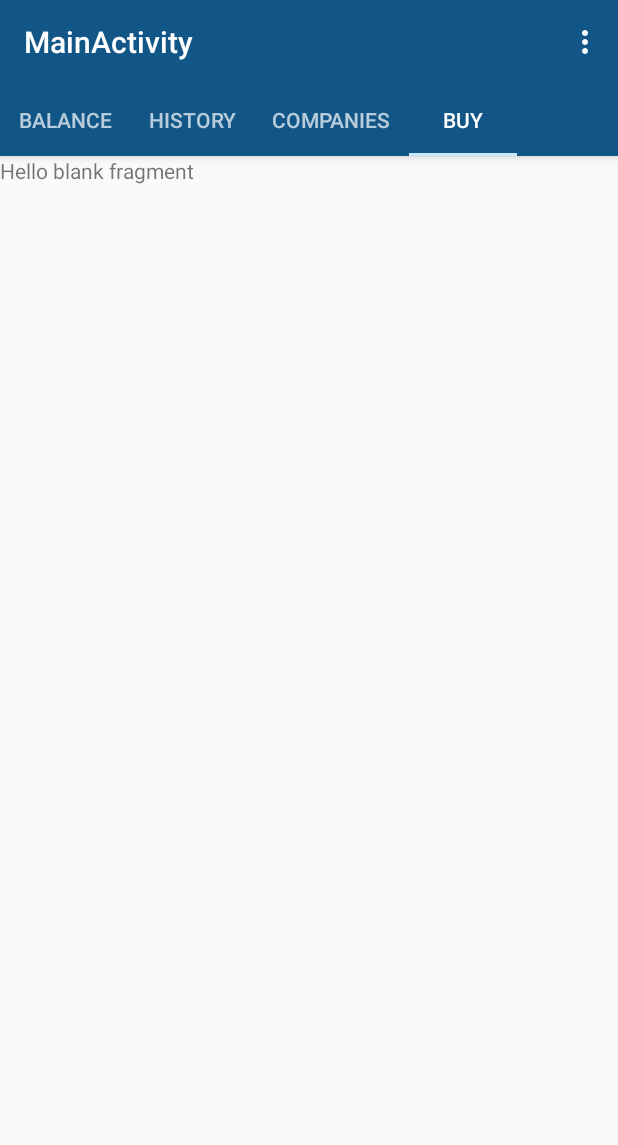
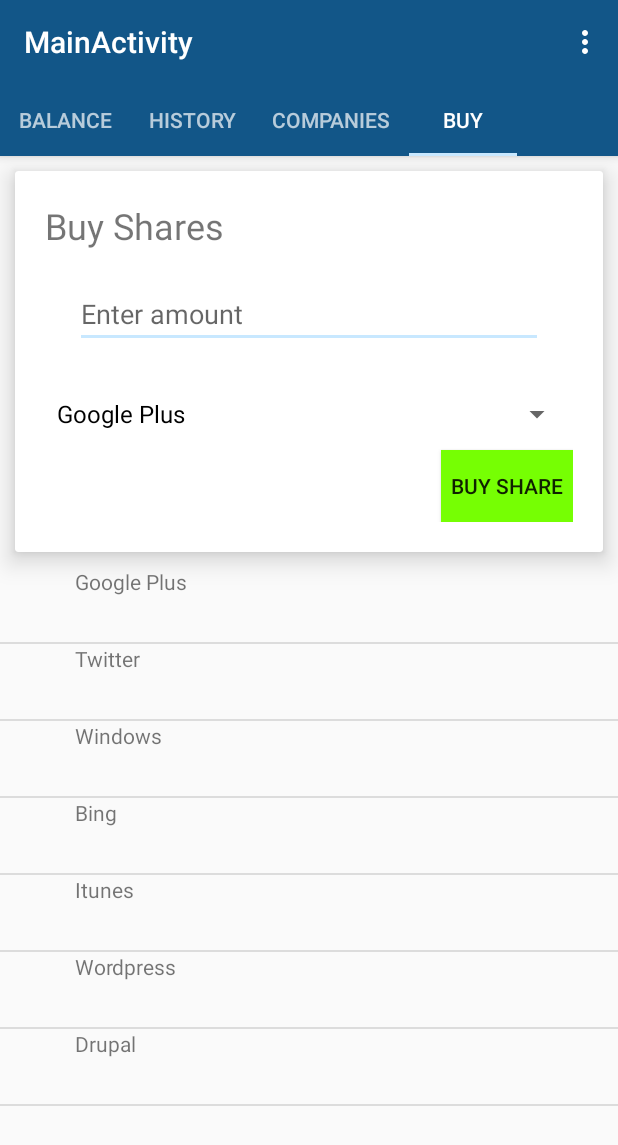
Before and after one commit to shreyas-srp/BullStock_final, an Android app: the Balance screen opened directly, with no data from a screen before it, tab 4 chosen, on a phone screen of 412 x 824 dp. Shown: the top 1145 px of the screen. Run offline under Robolectric (Android 15) with nearby library versions, the phone set to English and light mode, and no system bars; 5 statements that could not run were skipped.

Commit message:
will change

```diff
--- a/app/build.gradle
+++ b/app/build.gradle
@@ -1,6 +1,7 @@
 apply plugin: 'com.android.application'
 
 android {
+    useLibrary 'org.apache.http.legacy'
     compileSdkVersion 23
     buildToolsVersion "23.0.1"
 
@@ -22,9 +23,14 @@ android {
 dependencies {
     compile fileTree(dir: 'libs', include: ['*.jar'])
     testCompile 'junit:junit:4.12'
+    compile 'com.android.support:cardview-v7:23.1.0'
     compile 'com.android.support:appcompat-v7:23.1.1'
     compile 'com.android.support:design:23.1.1'
     compile 'com.android.support:support-v4:23.1.1'
     compile 'com.parse.bolts:bolts-android:1.+'
     compile 'com.parse:parse-android:1.+'
+    compile 'com.android.support:recyclerview-v7:23.1.0'
+    compile 'com.beardedhen:androidbootstrap:2.0.1'
+    compile 'org.apache.httpcomponents:httpcore:4.4.1'
+    compile 'org.apache.httpcomponents:httpclient:4.5'
 }
--- a/app/src/main/java/bullstock/com/bullstock/Balance.java
+++ b/app/src/main/java/bullstock/com/bullstock/Balance.java
@@ -1,11 +1,25 @@
 package bullstock.com.bullstock;
 
 
+import android.app.Activity;
 import android.os.Bundle;
 import android.support.v4.app.Fragment;
 import android.view.LayoutInflater;
 import android.view.View;
 import android.view.ViewGroup;
+import android.widget.AdapterView;
+import android.widget.ArrayAdapter;
+import android.widget.ImageView;
+import android.widget.ListView;
+import android.widget.TextView;
+import android.widget.Toast;
+
+import com.github.mikephil.charting.charts.BarChart;
+import com.github.mikephil.charting.data.BarData;
+import com.github.mikephil.charting.data.BarDataSet;
+import com.github.mikephil.charting.data.BarEntry;
+
+import java.util.ArrayList;
 
 
 /**
@@ -23,7 +37,95 @@ public class Balance extends Fragment {
     public View onCreateView(LayoutInflater inflater, ViewGroup container,
                              Bundle savedInstanceState) {
         // Inflate the layout for this fragment
-        return inflater.inflate(R.layout.fragment_balance, container, false);
+
+
+
+        ArrayList<BarEntry> entries = new ArrayList<>();
+        entries.add(new BarEntry(4f, 0));
+        entries.add(new BarEntry(8f, 1));
+        entries.add(new BarEntry(6f, 2));
+        entries.add(new BarEntry(12f, 3));
+        entries.add(new BarEntry(18f, 4));
+        entries.add(new BarEntry(9f, 5));
+
+        BarDataSet dataset = new BarDataSet(entries, "# of Calls");
+
+        ArrayList<String> labels = new ArrayList<String>();
+        labels.add("January");
+        labels.add("February");
+        labels.add("March");
+        labels.add("April");
+        labels.add("May");
+        labels.add("June");
+
+
+        View rootview = inflater.inflate(R.layout.fragment_balance, container, false);
+
+        BarChart chart = (BarChart)rootview.findViewById(R.id.barchart);
+
+        BarData data = new BarData(labels, dataset);
+        chart.setData(data);
+
+        final String[] web = {
+                "Google Plus",
+                "Twitter",
+                "Windows",
+                "Bing",
+                "Itunes",
+                "Wordpress",
+                "Drupal"
+        } ;
+
+        int[] imageId = {
+                1,2,3,4,5,6,7
+        } ;
+
+        CustomList_balance adapter = new
+                CustomList_balance(getActivity(), web, imageId);
+        ListView list=(ListView)rootview.findViewById(R.id.list_balance);
+        list.setAdapter(adapter);
+        list.setOnItemClickListener(new AdapterView.OnItemClickListener() {
+
+            @Override
+            public void onItemClick(AdapterView<?> parent, View view,
+                                    int position, long id) {
+                Toast.makeText(getContext(), "You Clicked at " +web[+ position], Toast.LENGTH_SHORT).show();
+
+            }
+        });
+
+
+
+        return rootview;
     }
 
 }
+
+class CustomList_balance extends ArrayAdapter<String> {
+
+    private final Activity context;
+    private final String[] web;
+    private final int[] imageId;
+    public CustomList_balance(Activity context,
+                          String[] web, int[] imageId) {
+        super(context, R.layout.listview_companies, web);
+
+        this.context = context;
+        this.web = web;
+        this.imageId = imageId;
+
+    }
+    @Override
+    public View getView(int position, View view, ViewGroup parent) {
+
+        LayoutInflater inflater = context.getLayoutInflater();
+        View rowView= inflater.inflate(R.layout.listview_companies, null, true);
+        TextView txtTitle = (TextView) rowView.findViewById(R.id.txt);
+
+        ImageView imageView = (ImageView) rowView.findViewById(R.id.img);
+        txtTitle.setText(web[position]);
+
+        //imageView.setImageResource(imageId[position]);
+        return rowView;
+    }
+}
--- a/app/src/main/java/bullstock/com/bullstock/History.java
+++ b/app/src/main/java/bullstock/com/bullstock/History.java
@@ -7,12 +7,21 @@ import android.view.LayoutInflater;
 import android.view.View;
 import android.view.ViewGroup;
 
+import com.github.mikephil.charting.charts.PieChart;
+import com.github.mikephil.charting.data.Entry;
+import com.github.mikephil.charting.data.PieData;
+import com.github.mikephil.charting.data.PieDataSet;
+import com.github.mikephil.charting.utils.ColorTemplate;
+
+import java.util.ArrayList;
+
 
 /**
  * A simple {@link Fragment} subclass.
  */
 public class History extends Fragment {
 
+    PieChart chart_pie;
 
     public History() {
         // Required empty public constructor
@@ -23,7 +32,41 @@ public class History extends Fragment {
     public View onCreateView(LayoutInflater inflater, ViewGroup container,
                              Bundle savedInstanceState) {
         // Inflate the layout for this fragment
-        return inflater.inflate(R.layout.fragment_history, container, false);
+        View rootview = inflater.inflate(R.layout.fragment_history, container, false);
+        chart_pie = (PieChart)rootview.findViewById(R.id.piechart);
+
+        ArrayList<Entry> entries = new ArrayList<>();
+        entries.add(new Entry(4f, 0));
+        entries.add(new Entry(8f, 1));
+        entries.add(new Entry(6f, 2));
+        entries.add(new Entry(12f, 3));
+        entries.add(new Entry(18f, 4));
+        entries.add(new Entry(9f, 5));
+
+        //PieDataSet dataset = new PieDataSet(entries, "# of Calls");
+
+        ArrayList<String> labels = new ArrayList<String>();
+        labels.add("January");
+        labels.add("February");
+        labels.add("March");
+        labels.add("April");
+        labels.add("May");
+        labels.add("June");
+
+        fill_piechart(entries,labels);
+
+        return rootview;
+    }
+
+    void fill_piechart(ArrayList<Entry> data, ArrayList<String> labels)
+    {
+        PieDataSet p = new PieDataSet(data,"#no of calls");
+
+        PieData d = new PieData(labels,p);
+        p.setColors(ColorTemplate.COLORFUL_COLORS);
+        chart_pie.setData(d);
+        chart_pie.setDescription("Description");
+
     }
 
 }
--- a/app/src/main/java/bullstock/com/bullstock/MainActivity.java
+++ b/app/src/main/java/bullstock/com/bullstock/MainActivity.java
@@ -23,6 +23,7 @@ public class MainActivity extends AppCompatActivity {
     protected void onCreate(Bundle savedInstanceState) {
         super.onCreate(savedInstanceState);
         setContentView(R.layout.activity_main);
+
         Toolbar toolbar = (Toolbar) findViewById(R.id.toolbar);
         setSupportActionBar(toolbar);
 
--- a/app/src/main/java/bullstock/com/bullstock/Splash.java
+++ b/app/src/main/java/bullstock/com/bullstock/Splash.java
@@ -34,7 +34,6 @@ public class Splash extends AppCompatActivity {
                     finish();
                 }
 
-
             }
         }, SPLASH_DISPLAY_LENGTH);
 
--- a/app/src/main/res/layout/fragment_buy.xml
+++ b/app/src/main/res/layout/fragment_buy.xml
@@ -5,9 +5,63 @@
     tools:context="bullstock.com.bullstock.Buy">
 
     <!-- TODO: Update blank fragment layout -->
-    <TextView
+    <LinearLayout
         android:layout_width="match_parent"
         android:layout_height="match_parent"
-        android:text="@string/hello_blank_fragment" />
+        android:orientation="vertical">
+
+    <android.support.v7.widget.CardView
+        android:orientation="horizontal" android:layout_width="match_parent"
+        xmlns:card_view="http://schemas.android.com/apk/res-auto"
+        android:layout_margin="10dp"
+        card_view:cardElevation="10dp"
+        android:layout_height="wrap_content">
+
+        <LinearLayout
+            android:layout_width="match_parent"
+            android:layout_height="match_parent"
+            android:orientation="vertical"
+            android:layout_margin="20dp">
+
+            <TextView
+                android:layout_width="wrap_content"
+                android:layout_height="wrap_content"
+                android:text="Buy Shares"
+                android:textSize="24sp"/>
+
+        <EditText
+            android:layout_width="match_parent"
+            android:layout_height="wrap_content"
+            android:hint="Enter amount"
+            android:layout_margin="20dp"/>
+
+            <Spinner
+                android:id="@+id/company_list_spinner"
+                android:layout_width="match_parent"
+                android:layout_height="wrap_content"></Spinner>
+
+        <Button
+            android:layout_width="wrap_content"
+            android:layout_height="wrap_content"
+            android:text="Buy share"
+            android:background="@color/button_green"
+            android:layout_gravity="end"
+            android:layout_marginTop="0dp"
+            />
+
+        </LinearLayout>
+
+    </android.support.v7.widget.CardView>
+
+
+        <ListView
+            android:id="@+id/list_companies"
+            android:layout_width="match_parent"
+            android:layout_height="match_parent" />
+
+
+
+
+    </LinearLayout>
 
 </FrameLayout>
--- a/app/src/main/res/layout/fragment_companies.xml
+++ b/app/src/main/res/layout/fragment_companies.xml
@@ -5,9 +5,9 @@
     tools:context="bullstock.com.bullstock.Companies">
 
     <!-- TODO: Update blank fragment layout -->
-    <TextView
+    <ListView
+        android:id="@+id/list_companies"
         android:layout_width="match_parent"
-        android:layout_height="match_parent"
-        android:text="@string/hello_blank_fragment" />
+        android:layout_height="match_parent" />
 
 </FrameLayout>
--- /dev/null
+++ b/app/src/main/res/layout/listview_companies.xml
@@ -0,0 +1,22 @@
+<?xml version="1.0" encoding="utf-8"?>
+<LinearLayout xmlns:android="http://schemas.android.com/apk/res/android"
+    android:orientation="vertical" android:layout_width="match_parent"
+    android:layout_height="match_parent">
+    <TableLayout xmlns:android="http://schemas.android.com/apk/res/android"
+        android:layout_width="match_parent"
+        android:layout_height="match_parent" >
+        <TableRow>
+            <ImageView
+                android:id="@+id/img"
+                android:layout_width="50dp"
+                android:layout_height="50dp"/>
+
+            <TextView
+                android:id="@+id/txt"
+                android:layout_width="wrap_content"
+                android:layout_height="50dp" />
+
+        </TableRow>
+    </TableLayout>
+
+</LinearLayout>
```
Also changed, not shown: app/src/main/AndroidManifest.xml (+11 -0 lines), app/src/main/java/bullstock/com/bullstock/Buy.java (+76 -2 lines), app/src/main/java/bullstock/com/bullstock/Companies.java (+64 -1 lines), app/src/main/java/bullstock/com/bullstock/Login.java (+51 -19 lines), app/src/main/java/bullstock/com/bullstock/Myapp.java (+3 -7 lines), app/src/main/java/bullstock/com/bullstock/Register.java (+17 -8 lines), app/src/main/res/layout/fragment_balance.xml (+26 -2 lines), app/src/main/res/layout/fragment_history.xml (+21 -3 lines), app/src/main/res/layout/simple_spinner.xml (added, +10 -0 lines), app/libs/Parse-1.3.0.jar (added), app/libs/mpandroidchartlibrary-2-1-6.jar (added), 2 other files.
